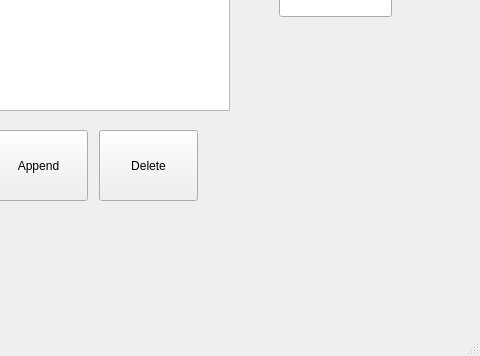
Before: the Qt Designer form mainwindow.ui in GlebZigert/MyQTree, drawn with Qt 5; both pictures show x 151 to 631 and y 137 to 493 of the 631 by 493 pixel window.
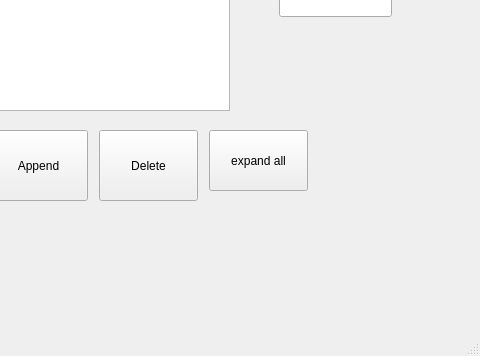
After: the same form once the commit is applied.

```diff
--- a/mainwindow.ui
+++ b/mainwindow.ui
@@ -106,6 +106,19 @@
      <string>Delete</string>
     </property>
    </widget>
+   <widget class="QPushButton" name="pushButton_3">
+    <property name="geometry">
+     <rect>
+      <x>360</x>
+      <y>250</y>
+      <width>99</width>
+      <height>61</height>
+     </rect>
+    </property>
+    <property name="text">
+     <string>expand all</string>
+    </property>
+   </widget>
   </widget>
   <widget class="QMenuBar" name="menuBar">
    <property name="geometry">
```
